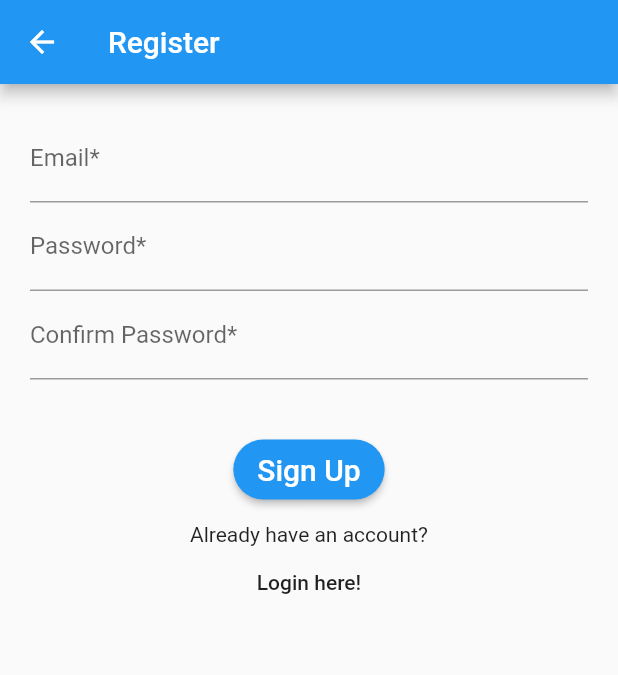
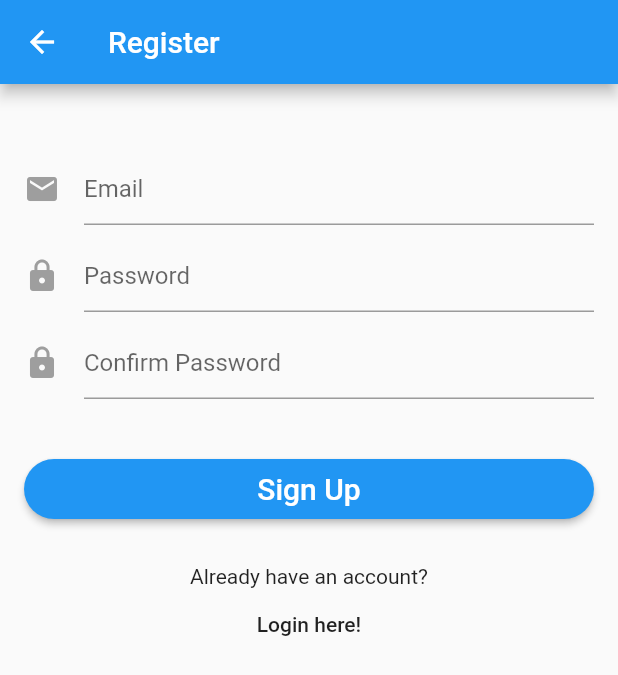
Before and after one commit to Scriptcaster/flutter-gymbo, a Flutter app: the screen it shows after launch, after a tap on "Login", after a tap on "Create an account", on a phone screen of 412 x 824 dp. Shown: the top 675 px of the screen. Run offline on Flutter 3.47's test engine with Material 2 defaults, Android fonts, the phone set to English and light mode, and no system bars; our stand-ins replace cloud_firestore, firebase_auth, flutter_secure_storage, google_sign_in, local_auth, rxdart; accounts and stored records are empty.

Commit message:
Add error sign in dialog

```diff
--- a/lib/auth/login.dart
+++ b/lib/auth/login.dart
@@ -21,15 +21,20 @@ class _LoginPageState extends State<LoginPage> {
   final _localAuthentication = LocalAuthentication();
   final storage = new FlutterSecureStorage();
 
-  // bool _isLoginForm = true;
-  bool _isLoading = false;
+  bool _isLoading;
   String _errorMessage;
 
   @override
   initState() {
     emailInputController = new TextEditingController();
     pwdInputController = new TextEditingController();
+    _isLoading = false;
     super.initState();
+  }
+
+  void resetForm() {
+    _loginFormKey.currentState.reset();
+    _errorMessage = "";
   }
 
   // Check if form is valid before perform login or signup
@@ -41,13 +46,6 @@ class _LoginPageState extends State<LoginPage> {
     }
     return false;
   }
-
-  // void toggleFormMode() {
-  //   // resetForm();
-  //   setState(() {
-  //     _isLoginForm = !_isLoginForm;
-  //   });
-  // }
 
   // To check if any type of biometric authentication hardware is available.
   Future<bool> _isBiometricAvailable() async {
@@ -92,6 +90,21 @@ class _LoginPageState extends State<LoginPage> {
           )
         ))
       ).catchError((err) => print(err));
+    } else {
+      showDialog(context: context, builder: (BuildContext context) {
+        return AlertDialog(
+          title: Text("Error"),
+          content: Text("The passwords do not match"),
+          actions: <Widget>[
+            FlatButton(
+              child: Text("Close"),
+              onPressed: () {
+                Navigator.of(context).pop();
+              },
+            )
+          ],
+        );
+      });
     }
   }
 
@@ -105,16 +118,6 @@ class _LoginPageState extends State<LoginPage> {
     if (value.length < 8) { return 'Password must be longer than 8 characters'; } else { return null; }
   }
 
-  Widget showCircularProgress() {
-    if (_isLoading) {
-      return Center(child: CircularProgressIndicator());
-    }
-    return Container(
-      height: 0.0,
-      width: 0.0,
-    );
-  }
-
   void validateAndSubmit() async {
     setState(() {
       _errorMessage = "";
@@ -122,7 +125,6 @@ class _LoginPageState extends State<LoginPage> {
     });
     if (_loginFormKey.currentState.validate()) {
       try {
-        // if (_isLoginForm) {
         final FirebaseAuth auth = FirebaseAuth.instance;
         AuthResult result = await auth.signInWithEmailAndPassword(email: emailInputController.text, password: pwdInputController.text);
         await storage.deleteAll();
@@ -137,40 +139,9 @@ class _LoginPageState extends State<LoginPage> {
             )
           ))
         ).catchError((err) => print(err));
-
-        // } else {
-
-        //   await storage.deleteAll();
-        //   await storage.write(key: 'email', value:  emailInputController.text);
-        //   await storage.write(key: 'password', value: pwdInputController.text);
-        //   final FirebaseAuth auth = FirebaseAuth.instance;
-        //   AuthResult result = await auth.createUserWithEmailAndPassword(email: emailInputController.text, password: pwdInputController.text);
-        //   final FirebaseUser currentUser = result.user;
-        //   Firestore.instance.collection("users").document(currentUser.uid).setData({
-        //     "uid": currentUser.uid,
-        //     "email": emailInputController.text,
-        //   }).then((result) => {
-        //   Navigator.pushAndRemoveUntil(
-        //     context,
-        //     MaterialPageRoute(
-        //       builder: (context) => HomePage(
-        //         title: emailInputController.text,
-        //         uid: currentUser.uid,
-        //       )
-        //     ), (_) => false),
-        //   emailInputController.clear(),
-        //   pwdInputController.clear(),
-        // })
-        // .catchError((err) => print(err));
-
-        // }
         setState(() {
           _isLoading = false;
         });
-
-        // if (userId.length > 0 && userId != null && _isLoginForm) {
-        //   widget.loginCallback();
-        // }
       } catch (e) {
         print('Error: $e');
         setState(() {
@@ -178,8 +149,67 @@ class _LoginPageState extends State<LoginPage> {
           _errorMessage = e.message;
           _loginFormKey.currentState.reset();
         });
+        showDialog( context: context, builder: (BuildContext context) {
+          return AlertDialog(
+            title: Text("Error", textAlign: TextAlign.center,),
+            content: Text(_errorMessage, textAlign: TextAlign.center,),
+            actions: <Widget>[
+              FlatButton(
+                child: Text("Close", textAlign: TextAlign.center,),
+                onPressed: () {
+                  Navigator.of(context).pop();
+                },
+              )
+            ],
+          );
+        });
       }
     }
+  }
+
+  @override
+  Widget build(BuildContext context) {
+    return Scaffold(
+      appBar: AppBar(
+        title: Text("Login"),
+      ),
+      body: Stack(
+        children: <Widget>[
+          _showForm(),
+          _showCircularProgress(),
+        ],
+      ),
+    );
+  }
+
+  Widget _showCircularProgress() {
+    if (_isLoading) {
+      return Center(child: CircularProgressIndicator());
+    }
+    return Container(
+      height: 0.0,
+      width: 0.0,
+    );
+  }
+
+  Widget _showForm() {
+    return new Container(
+      padding: EdgeInsets.all(16.0),
+      child: new Form(
+        key: _loginFormKey,
+        child: new ListView(
+          shrinkWrap: true,
+          children: <Widget>[
+            showLogo(),
+            showEmailInput(),
+            showPasswordInput(),
+            showPrimaryButton(),
+            showSecondaryButton(),
+            showFingerprintButton(),
+          ],
+        ),
+      )
+    );
   }
 
   Widget showLogo() {
@@ -294,52 +324,4 @@ class _LoginPageState extends State<LoginPage> {
     );
   }
 
-  Widget showErrorMessage() {
-    if (_errorMessage.length > 0 && _errorMessage != null) {
-      return new Text(
-        _errorMessage,
-        style: TextStyle(
-          fontSize: 13.0,
-          color: Colors.red,
-          height: 1.0,
-          fontWeight: FontWeight.w300),
-      );
-    } else {
-      return new Container(
-        height: 0.0,
-      );
 }
-  }
-
-  @override
-  Widget build(BuildContext context) {
-    return Scaffold(
-      appBar: AppBar(
-        title: Text("Login Screen"),
-      ),
-      body: Stack(
-        children: <Widget>[
-         Container(
-            padding: EdgeInsets.all(16.0),
-            child: new Form(
-              key: _loginFormKey,
-              child: new ListView(
-                shrinkWrap: true,
-                children: <Widget>[
-                  showCircularProgress(),
-                  showLogo(),
-                  showEmailInput(),
-                  showPasswordInput(),
-                  showPrimaryButton(),
-                  showSecondaryButton(),
-                  showFingerprintButton(),
-                  // showErrorMessage(),
-                ],
-              ),
-            )
-          ),
-        ],
-      ),
-    );
-  }
-}
--- a/lib/auth/register.dart
+++ b/lib/auth/register.dart
@@ -29,8 +29,7 @@ class _RegisterPageState extends State<RegisterPage> {
   }
 
   String emailValidator(String value) {
-    Pattern pattern =
-        r'^(([^<>()[\]\\.,;:\s@\"]+(\.[^<>()[\]\\.,;:\s@\"]+)*)|(\".+\"))@((\[[0-9]{1,3}\.[0-9]{1,3}\.[0-9]{1,3}\.[0-9]{1,3}\])|(([a-zA-Z\-0-9]+\.)+[a-zA-Z]{2,}))$';
+    Pattern pattern = r'^(([^<>()[\]\\.,;:\s@\"]+(\.[^<>()[\]\\.,;:\s@\"]+)*)|(\".+\"))@((\[[0-9]{1,3}\.[0-9]{1,3}\.[0-9]{1,3}\.[0-9]{1,3}\])|(([a-zA-Z\-0-9]+\.)+[a-zA-Z]{2,}))$';
     RegExp regex = new RegExp(pattern);
     if (!regex.hasMatch(value)) {
       return 'Email format is invalid';
@@ -47,119 +46,60 @@ class _RegisterPageState extends State<RegisterPage> {
     }
   }
 
-  @override
-  Widget build(BuildContext context) {
-    return Scaffold(
-      appBar: AppBar(
-        title: Text("Register"),
-      ),
-      body: Container(
-        padding: const EdgeInsets.all(20.0),
-        child: SingleChildScrollView(
-          child: Form(
-          key: _registerFormKey,
-          child: Column(
-            children: <Widget>[
-              TextFormField(
-                decoration: InputDecoration(
-                  labelText: 'Email*', hintText: "john.doe@gmail.com"
-                ),
+  Widget showEmailInput() {
+    return Padding(
+      padding: const EdgeInsets.fromLTRB(0.0, 30.0, 0.0, 0.0),
+      child: new TextFormField(
+        decoration: new InputDecoration(
+        hintText: 'Email',
+        icon: new Icon(
+          Icons.mail,
+          color: Colors.grey,
+        )),
         controller: emailInputController,
         keyboardType: TextInputType.emailAddress,
         validator: emailValidator,
       ),
-              TextFormField(
-                decoration: InputDecoration(
-                  labelText: 'Password*', hintText: "********"
-                ),
+    );
+  }
+
+  Widget showPasswordInput() {
+    return Padding(
+      padding: const EdgeInsets.fromLTRB(0.0, 10.0, 0.0, 0.0),
+      child: new TextFormField(
+          decoration: new InputDecoration(
+          hintText: 'Password',
+          icon: new Icon(
+            Icons.lock,
+            color: Colors.grey,
+          )),
         controller: pwdInputController,
         obscureText: true,
         validator: pwdValidator,
       ),
-              TextFormField(
-                decoration: InputDecoration(
-                  labelText: 'Confirm Password*', hintText: "********"
-                ),
+    );
+  }
+
+   Widget showConfirmPasswordInput() {
+    return Padding(
+      padding: const EdgeInsets.fromLTRB(0.0, 10.0, 0.0, 0.0),
+      child: new TextFormField(
+          decoration: new InputDecoration(
+          hintText: 'Confirm Password',
+          icon: new Icon(
+            Icons.lock,
+            color: Colors.grey,
+          )),
         controller: confirmPwdInputController,
         obscureText: true,
         validator: pwdValidator,
       ),
-              showPrimaryButton(),
-              // RaisedButton(
-              //   elevation: 2.0,
-              //   shape: new RoundedRectangleBorder(
-              //       borderRadius: new BorderRadius.circular(30.0)),
-              //   color: Colors.blue,
-              //   child: Text("Register"),
-              //   textColor: Colors.white,
-              //   onPressed: () async {
-              //     if (_registerFormKey.currentState.validate()) {
-              //       if (pwdInputController.text == confirmPwdInputController.text) {
-              //         await storage.deleteAll();
-              //         await storage.write(key: 'email', value:  emailInputController.text);
-              //         await storage.write(key: 'password', value: pwdInputController.text);
-              //         final FirebaseAuth auth = FirebaseAuth.instance;
-              //         AuthResult result = await auth.createUserWithEmailAndPassword(email: emailInputController.text, password: pwdInputController.text);
-              //         final FirebaseUser currentUser = result.user;
-              //         // FirebaseAuth.instance.createUserWithEmailAndPassword(email: emailInputController.text, password: pwdInputController.text).then((currentUser) =>
-              //         Firestore.instance.collection("users").document(currentUser.uid).setData({
-              //           "uid": currentUser.uid,
-              //           "email": emailInputController.text,
-              //         }).then((result) => {
-              //         Navigator.pushAndRemoveUntil(
-              //           context,
-              //           MaterialPageRoute(
-              //             builder: (context) => HomePage(
-              //               title: emailInputController.text,
-              //               uid: currentUser.uid,
-              //             )
-              //           ), (_) => false),
-              //         emailInputController.clear(),
-              //         pwdInputController.clear(),
-              //         confirmPwdInputController.clear()
-              //       })
-              //       .catchError((err) => print(err));
-              //       // .catchError((err) => print(err)
-              //     } else {
-              //       showDialog(
-              //           context: context,
-              //           builder: (BuildContext context) {
-              //             return AlertDialog(
-              //               title: Text("Error"),
-              //               content: Text("The passwords do not match"),
-              //               actions: <Widget>[
-              //                 FlatButton(
-              //                   child: Text("Close"),
-              //                   onPressed: () {
-              //                     Navigator.of(context).pop();
-              //                   },
-              //                 )
-              //               ],
-              //             );
-              //           });
-              //         }
-              //       }
-              //     },
-              //   ),
-                Text("Already have an account?"),
-                FlatButton(
-                  child: Text("Login here!"),
-                  onPressed: () {
-                    Navigator.pop(context);
-                  },
-                )
-              ],
-            ),
-          )
-        )
-      )
     );
   }
 
-
   Widget showPrimaryButton() {
     return new Padding(
-      padding: EdgeInsets.fromLTRB(0.0, 40.0, 0.0, 15.0),
+      padding: EdgeInsets.fromLTRB(0.0, 40.0, 0.0, 30.0),
       child: SizedBox(
         height: 40.0,
         child: new RaisedButton(
@@ -225,4 +165,40 @@ class _RegisterPageState extends State<RegisterPage> {
     );
   }
 
+  @override
+  Widget build(BuildContext context) {
+    return Scaffold(
+      appBar: AppBar(
+        title: Text("Register"),
+      ),
+      body: Stack(
+        children: <Widget>[
+          Container(
+            padding: EdgeInsets.all(16.0),
+            child: new Form(
+              key: _registerFormKey,
+              child: new ListView(
+                shrinkWrap: true,
+                children: <Widget>[
+                  showEmailInput(),
+                  showPasswordInput(),
+                  showConfirmPasswordInput(),
+                  showPrimaryButton(),
+                  Text("Already have an account?", textAlign: TextAlign.center,),
+                  FlatButton(
+                    child: Text("Login here!"),
+                    onPressed: () {
+                      Navigator.pop(context);
+                    },
+                  )
+                ],
+              ),
+            )
+          ),
+        ],
+      ),
+    );
   }
+
+
+}
```
Also changed, not shown: lib/auth/classes.dart (added, +18 -0 lines), lib/home.dart (+9 -7 lines), 1 other file. Lines whose indentation alone changed are shown as unchanged.
